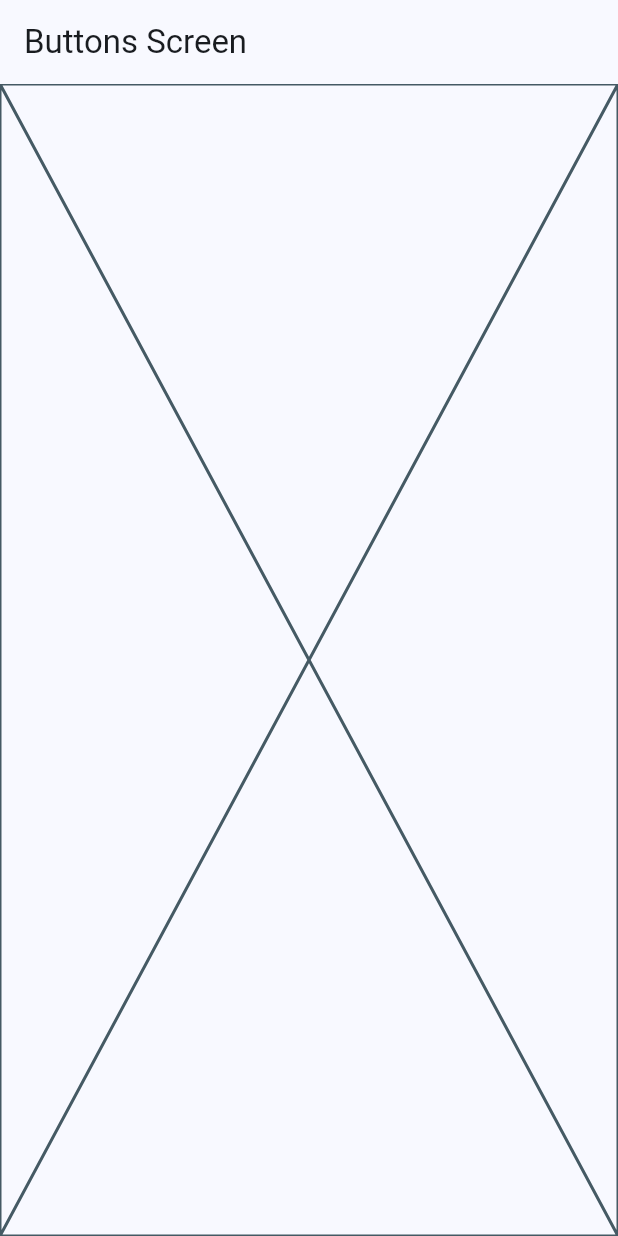
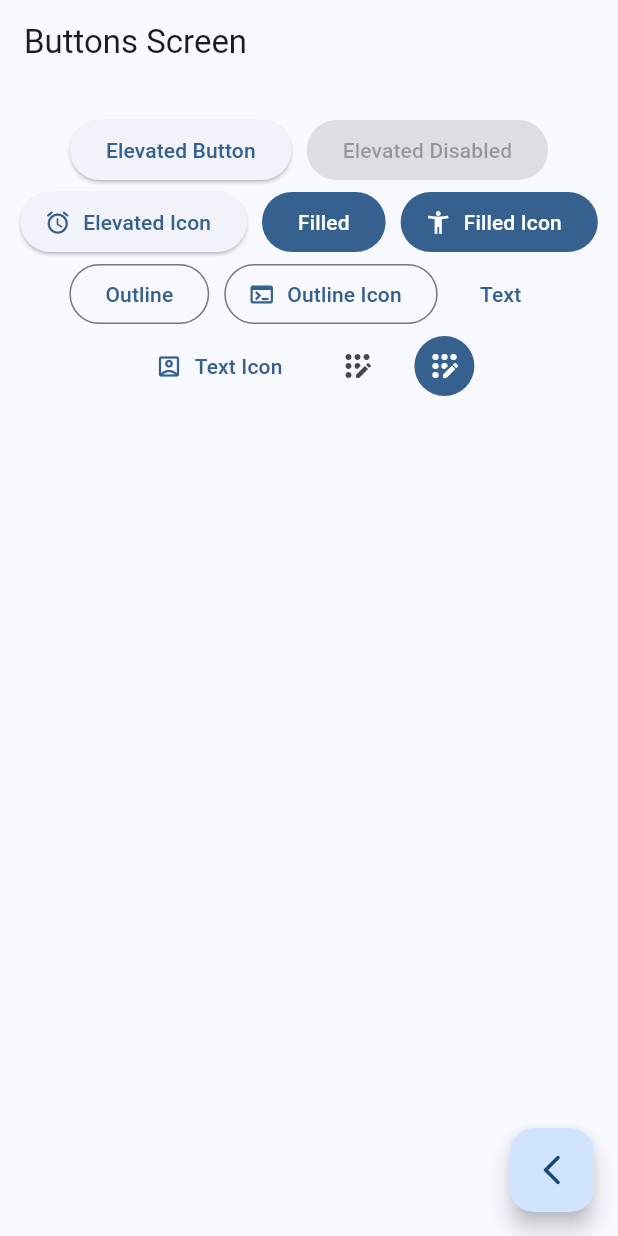
Before and after one commit to alangithub2018/widgetsapp, a Flutter app: the ButtonsScreen screen opened by its route, on a phone screen of 412 x 824 dp. Run offline on Flutter 3.47's test engine with Material 3 defaults, Android fonts, the phone set to English and light mode, and no system bars; our stand-ins replace go_router.

Commit message:
adding buttons

```diff
--- a/lib/presentation/screens/buttons/buttons_screen.dart
+++ b/lib/presentation/screens/buttons/buttons_screen.dart
@@ -1,4 +1,5 @@
 import 'package:flutter/material.dart';
+import 'package:go_router/go_router.dart';
 
 class ButtonsScreen extends StatelessWidget {
   static const String name = 'buttons_screen';
@@ -11,7 +12,72 @@ class ButtonsScreen extends StatelessWidget {
       appBar: AppBar(
         title: const Text('Buttons Screen'),
       ),
-      body: const Placeholder(),
+      body: const _ButtonsView(),
+      floatingActionButton: FloatingActionButton(
+        onPressed: () {
+          context.pop();
+        },
+        child: const Icon(Icons.arrow_back_ios_new_rounded),
+      ),
     );
   }
 }
+
+class _ButtonsView extends StatelessWidget {
+  const _ButtonsView();
+
+  @override
+  Widget build(BuildContext context) {
+    final colors = Theme.of(context).colorScheme;
+
+    return SizedBox(
+      width: double.infinity,
+      child: Padding(
+        padding: const EdgeInsets.symmetric(horizontal: 10, vertical: 20),
+        child: Wrap(
+          spacing: 10,
+          alignment: WrapAlignment.center,
+          children: [
+            ElevatedButton(
+                onPressed: () {}, child: const Text('Elevated Button')),
+            const ElevatedButton(
+                onPressed: null, child: Text('Elevated Disabled')),
+            ElevatedButton.icon(
+                onPressed: () {},
+                icon: const Icon(Icons.access_alarm_rounded),
+                label: const Text('Elevated Icon')),
+            FilledButton(onPressed: () {}, child: const Text('Filled')),
+            FilledButton.icon(
+                onPressed: () {},
+                icon: const Icon(Icons.accessibility_new),
+                label: const Text('Filled Icon')),
+            OutlinedButton(onPressed: () {}, child: const Text('Outline')),
+            OutlinedButton.icon(
+                onPressed: () {},
+                icon: const Icon(Icons.terminal),
+                label: const Text('Outline Icon')),
+            TextButton(onPressed: () {}, child: const Text('Text')),
+            TextButton.icon(
+                onPressed: () {},
+                icon: const Icon(Icons.account_box_outlined),
+                label: const Text('Text Icon')),
+
+            // Todo: Custom button
+
+            IconButton(
+                onPressed: () {},
+                icon: const Icon(Icons.app_registration_rounded)),
+            IconButton(
+              onPressed: () {},
+              icon: const Icon(Icons.app_registration_rounded),
+              style: ButtonStyle(
+                backgroundColor: MaterialStatePropertyAll(colors.primary),
+                iconColor: const MaterialStatePropertyAll(Colors.white),
+              ),
+            )
+          ],
+        ),
+      ),
+    );
+  }
+}
```
